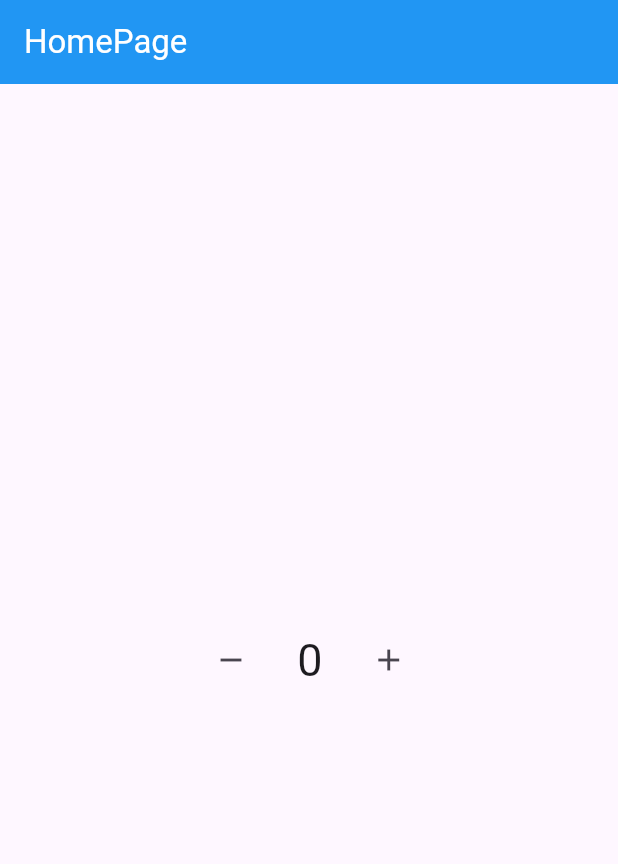
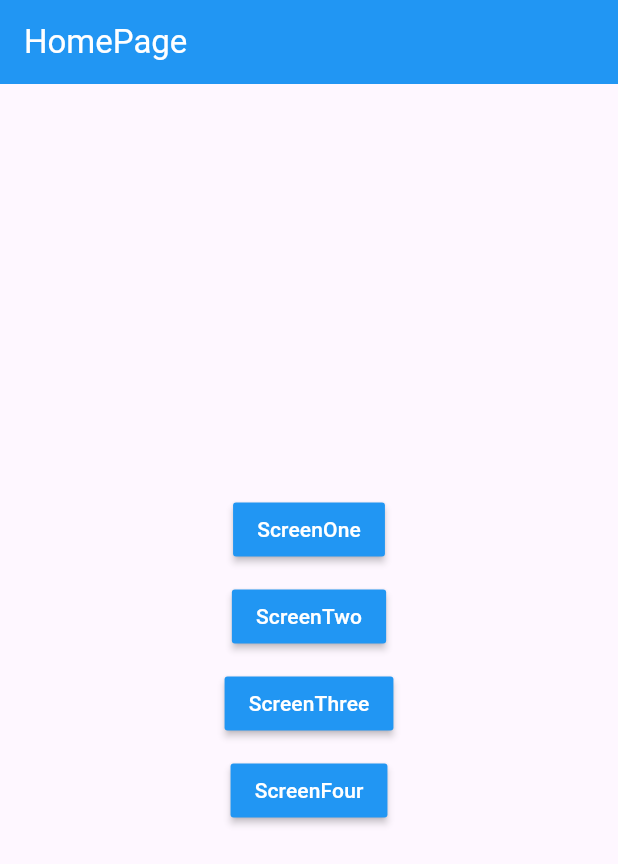
Before and after one commit to NouraSharif/GetX, a Flutter app: the screen it shows after launch, on a phone screen of 412 x 824 dp. Shown: the top 864 px of the screen. Run offline on Flutter 3.47's test engine with Material 3 defaults, Android fonts, the phone set to English and light mode, and no system bars; our stand-ins replace get.

```diff
--- a/lib/controller/homecontroller.dart
+++ b/lib/controller/homecontroller.dart
@@ -1,16 +1,16 @@
 import 'package:get/get.dart';
 
 class HomeController extends GetxController {
-  RxInt counter = 0.obs; //RxInt == لحتى يكون في تفاعل
+  int counter = 0; //RxInt == لحتى يكون في تفاعل
   //obs == لحتى يلاحظ التغيرات==من خلاله اي تغير بتم ع المتغير الجيت اكس بستمع اله
 
   void increment() {
     counter++;
-    // update(); // == GetBuilder
+    update();
   }
 
   void decrement() {
     counter--;
-    //update(); //  == GetBuilder
+    update();
   }
 }
--- a/lib/main.dart
+++ b/lib/main.dart
@@ -1,6 +1,10 @@
 import 'package:app1/view/home.dart';
+import 'package:app1/view/screenfour.dart';
+import 'package:app1/view/screenone.dart';
+import 'package:app1/view/screenthree.dart';
+import 'package:app1/view/screentwo.dart';
 import 'package:flutter/material.dart';
-import 'package:get/get_navigation/src/root/get_material_app.dart';
+import 'package:get/get_navigation/get_navigation.dart';
 
 void main() {
   runApp(MyApp());
@@ -14,11 +18,12 @@ class MyApp extends StatelessWidget {
     return GetMaterialApp(
       debugShowCheckedModeBanner: false,
       home: Home(),
-      /* getPages: [
-        GetPage(name: '/pageone', page: () => PageOne()),
-        GetPage(name: '/pagetwo', page: () => PageTwo()),
-        GetPage(name: '/pagethree', page: () => PageThree()),
-      ],*/
+      getPages: [
+        GetPage(name: "/screenone", page: () => ScreenOne()),
+        GetPage(name: "/screentwo", page: () => ScreenTwo()),
+        GetPage(name: "/screenthree", page: () => ScreenThree()),
+        GetPage(name: "/screenfour", page: () => ScreenFour()),
+      ],
     );
   }
 }
--- a/lib/view/home.dart
+++ b/lib/view/home.dart
@@ -1,13 +1,8 @@
-import 'package:app1/controller/homecontroller.dart';
 import 'package:flutter/material.dart';
-import 'package:get/get_core/src/get_main.dart';
-import 'package:get/get_instance/get_instance.dart';
-import 'package:get/get_state_manager/get_state_manager.dart';
+import 'package:get/get.dart';
 
 class Home extends StatelessWidget {
-  //Obx ==> dependency injection
-  final HomeController controller = Get.put(HomeController());
-  Home({super.key});
+  const Home({super.key});
 
   @override
   Widget build(BuildContext context) {
@@ -21,30 +16,36 @@ class Home extends StatelessWidget {
         child: Column(
           mainAxisAlignment: MainAxisAlignment.center,
           children: [
-            //GetBuilder - Getx
-            Obx(
-              () => Row(
-                children: [
-                  IconButton(
+            MaterialButton(
+              color: Colors.blue,
               onPressed: () {
-                      controller.decrement();
+                Get.toNamed('/screenone');
               },
-                    icon: Icon(Icons.remove),
+              child: Text('ScreenOne', style: TextStyle(color: Colors.white)),
             ),
-                  SizedBox(width: 20), // مسافة بين الأزرار والنص
-                  Text(
-                    "${controller.counter}", //value == RxInt
-                    style: TextStyle(fontSize: 30),
-                  ), // أنظف وأوضح
-                  SizedBox(width: 20), // مسافة بين الأزرار والنص
-                  IconButton(
+            Container(height: 10),
+            MaterialButton(
+              color: Colors.blue,
               onPressed: () {
-                      controller.increment();
+                Get.toNamed('/screentwo');
               },
-                    icon: Icon(Icons.add),
+              child: Text('ScreenTwo', style: TextStyle(color: Colors.white)),
             ),
-                ],
+            Container(height: 10),
+            MaterialButton(
+              color: Colors.blue,
+              onPressed: () {
+                Get.toNamed('/screenthree');
+              },
+              child: Text('ScreenThree', style: TextStyle(color: Colors.white)),
             ),
+            Container(height: 10),
+            MaterialButton(
+              color: Colors.blue,
+              onPressed: () {
+                Get.toNamed('/screenfour');
+              },
+              child: Text('ScreenFour', style: TextStyle(color: Colors.white)),
             ),
           ],
         ),
--- /dev/null
+++ b/lib/view/screentwo.dart
@@ -0,0 +1,13 @@
+import 'package:flutter/material.dart';
+
+class ScreenTwo extends StatelessWidget {
+  const ScreenTwo({super.key});
+
+  @override
+  Widget build(BuildContext context) {
+    return Scaffold(
+      appBar: AppBar(title: const Text('ScreenTwo')),
+      body: const Center(child: Text('Welcome to ScreenTwo')),
+    );
+  }
+}
```
Also changed, not shown: lib/controller/rebuildcontroller.dart (added, +28 -0 lines), lib/view/screenfour.dart (added, +64 -0 lines), lib/view/screenone.dart (added, +53 -0 lines), lib/view/screenthree.dart (added, +63 -0 lines). Lines whose indentation alone changed are shown as unchanged.
